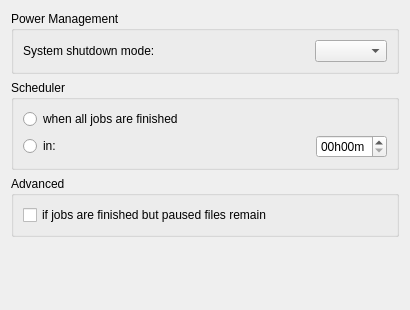
KDE/kwooty, file src/preferences/preferencesshutdown.ui: the form before one commit.
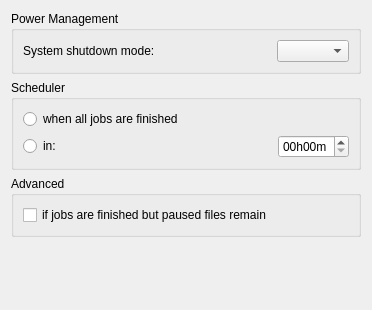
The form after the commit.

```diff
--- a/src/preferences/preferencesshutdown.ui
+++ b/src/preferences/preferencesshutdown.ui
@@ -6,7 +6,7 @@
    <rect>
     <x>0</x>
     <y>0</y>
-    <width>410</width>
+    <width>350</width>
     <height>310</height>
    </rect>
   </property>
@@ -122,7 +122,7 @@
      </property>
      <property name="sizeHint" stdset="0">
       <size>
-       <width>382</width>
+       <width>350</width>
        <height>20</height>
       </size>
      </property>
```
